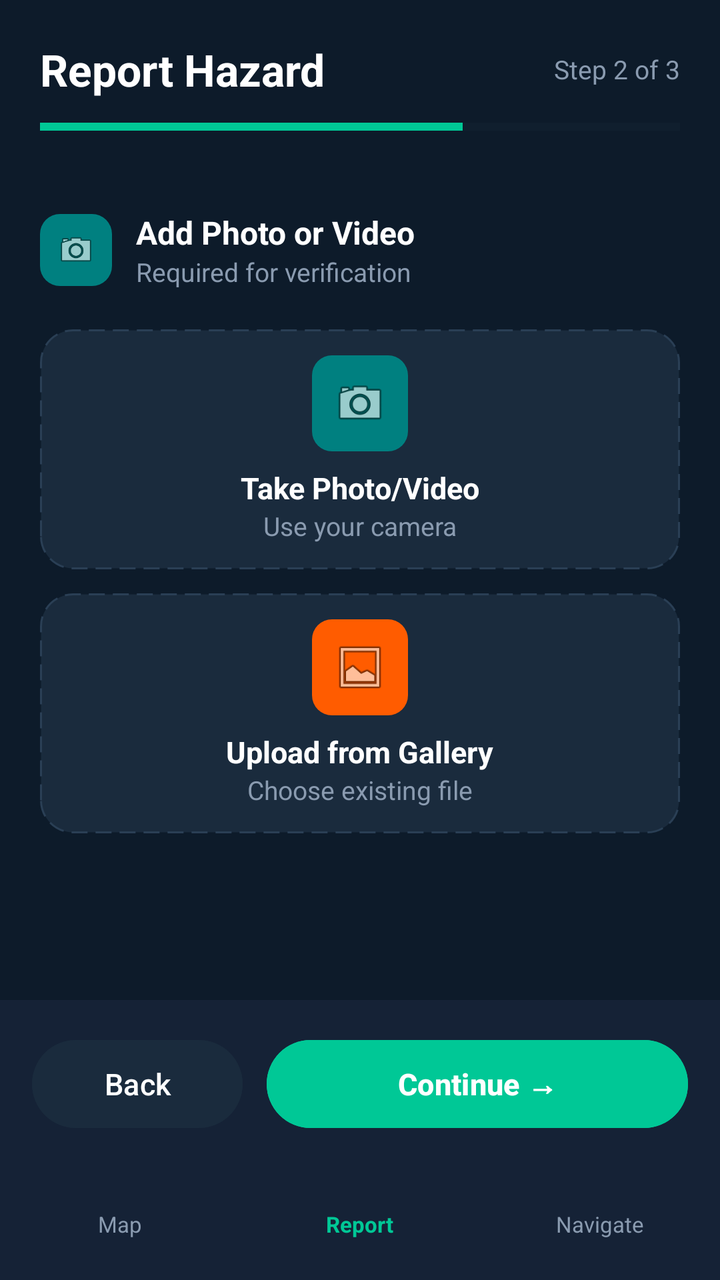
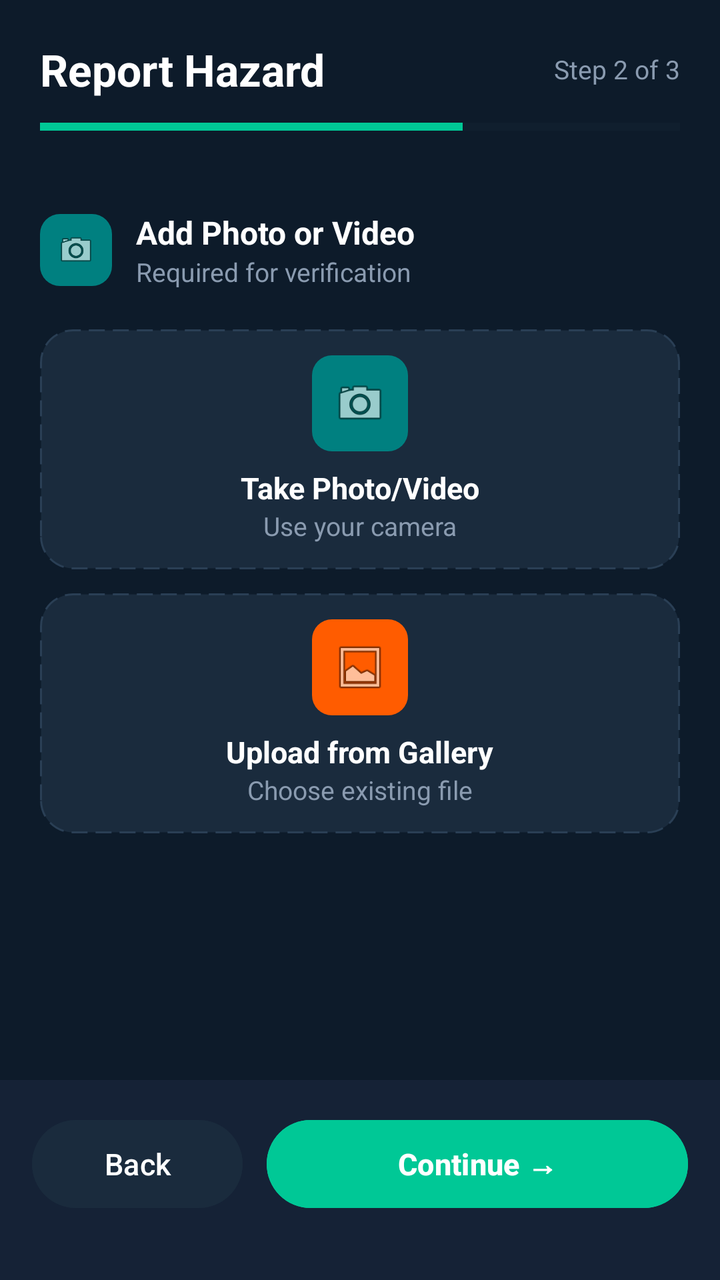

An Android layout rendered at two revisions. The XML below is the earlier revision; the diff shows what the commit changed to produce the second picture.
<!-- AndroidManifest.xml: application theme Theme.RouteGuard -->
<!-- res/layout/fragment_report_step2.xml -->
<?xml version="1.0" encoding="utf-8"?>
<androidx.constraintlayout.widget.ConstraintLayout
    xmlns:android="http://schemas.android.com/apk/res/android"
    xmlns:app="http://schemas.android.com/apk/res-auto"
    android:layout_width="match_parent"
    android:layout_height="match_parent"
    android:background="@color/bg_primary">

    
    <LinearLayout
        android:id="@+id/header"
        android:layout_width="match_parent"
        android:layout_height="wrap_content"
        android:orientation="vertical"
        android:padding="20dp"
        app:layout_constraintTop_toTopOf="parent">

        <LinearLayout
            android:layout_width="match_parent"
            android:layout_height="wrap_content"
            android:orientation="horizontal"
            android:gravity="center_vertical"
            android:layout_marginBottom="12dp">

            <TextView
                android:layout_width="0dp"
                android:layout_height="wrap_content"
                android:layout_weight="1"
                android:text="@string/report_hazard"
                android:textColor="@color/text_primary"
                android:textSize="22sp"
                android:textStyle="bold" />

            <TextView
                android:layout_width="wrap_content"
                android:layout_height="wrap_content"
                android:text="@string/step_2_of_3"
                android:textColor="@color/text_secondary"
                android:textSize="13sp" />
        </LinearLayout>

        <ProgressBar
            style="@style/Widget.AppCompat.ProgressBar.Horizontal"
            android:layout_width="match_parent"
            android:layout_height="4dp"
            android:progress="66"
            android:progressTint="@color/accent_teal"
            android:progressBackgroundTint="@color/bg_card" />
    </LinearLayout>

    
    <LinearLayout
        android:id="@+id/content"
        android:layout_width="match_parent"
        android:layout_height="0dp"
        android:orientation="vertical"
        android:padding="20dp"
        app:layout_constraintTop_toBottomOf="@id/header"
        app:layout_constraintBottom_toTopOf="@id/bottomActions">

        
        <LinearLayout
            android:layout_width="match_parent"
            android:layout_height="wrap_content"
            android:orientation="horizontal"
            android:gravity="center_vertical"
            android:layout_marginBottom="20dp">

            <ImageView
                android:layout_width="36dp"
                android:layout_height="36dp"
                android:src="@android:drawable/ic_menu_camera"
                android:background="@drawable/bg_icon_teal"
                android:padding="8dp"
                android:layout_marginEnd="12dp" />

            <LinearLayout
                android:layout_width="wrap_content"
                android:layout_height="wrap_content"
                android:orientation="vertical">

                <TextView
                    android:layout_width="wrap_content"
                    android:layout_height="wrap_content"
                    android:text="@string/add_media"
                    android:textColor="@color/text_primary"
                    android:textSize="16sp"
                    android:textStyle="bold" />

                <TextView
                    android:layout_width="wrap_content"
                    android:layout_height="wrap_content"
                    android:text="@string/required_for_verification"
                    android:textColor="@color/text_secondary"
                    android:textSize="13sp" />
            </LinearLayout>
        </LinearLayout>

        
        <LinearLayout
            android:id="@+id/btnTakePhoto"
            android:layout_width="match_parent"
            android:layout_height="120dp"
            android:orientation="vertical"
            android:gravity="center"
            android:background="@drawable/bg_dashed_card"
            android:layout_marginBottom="12dp">

            <ImageView
                android:layout_width="48dp"
                android:layout_height="48dp"
                android:src="@android:drawable/ic_menu_camera"
                android:background="@drawable/bg_icon_teal"
                android:padding="10dp"
                android:layout_marginBottom="8dp" />

            <TextView
                android:layout_width="wrap_content"
                android:layout_height="wrap_content"
                android:text="@string/take_photo"
                android:textColor="@color/text_primary"
                android:textSize="15sp"
                android:textStyle="bold" />

            <TextView
                android:layout_width="wrap_content"
                android:layout_height="wrap_content"
                android:text="@string/use_camera"
                android:textColor="@color/text_secondary"
                android:textSize="13sp" />
        </LinearLayout>

        
        <LinearLayout
            android:id="@+id/btnUploadGallery"
            android:layout_width="match_parent"
            android:layout_height="120dp"
            android:orientation="vertical"
            android:gravity="center"
            android:background="@drawable/bg_dashed_card">

            <ImageView
                android:layout_width="48dp"
                android:layout_height="48dp"
                android:src="@android:drawable/ic_menu_gallery"
                android:background="@drawable/bg_icon_orange"
                android:padding="10dp"
                android:layout_marginBottom="8dp" />

            <TextView
                android:layout_width="wrap_content"
                android:layout_height="wrap_content"
                android:text="@string/upload_gallery"
                android:textColor="@color/text_primary"
                android:textSize="15sp"
                android:textStyle="bold" />

            <TextView
                android:layout_width="wrap_content"
                android:layout_height="wrap_content"
                android:text="@string/choose_existing"
                android:textColor="@color/text_secondary"
                android:textSize="13sp" />
        </LinearLayout>

        
        <FrameLayout
            android:id="@+id/mediaPreviewContainer"
            android:layout_width="match_parent"
            android:layout_height="180dp"
            android:visibility="gone"
            android:layout_marginTop="12dp">

            <ImageView
                android:id="@+id/ivMediaPreview"
                android:layout_width="match_parent"
                android:layout_height="match_parent"
                android:scaleType="centerCrop"
                android:background="@drawable/bg_card_rounded" />

            <ImageView
                android:id="@+id/btnRemoveMedia"
                android:layout_width="32dp"
                android:layout_height="32dp"
                android:layout_gravity="top|end"
                android:layout_margin="8dp"
                android:src="@android:drawable/ic_delete"
                android:background="@drawable/bg_badge_red"
                android:padding="6dp" />

            <TextView
                android:layout_width="wrap_content"
                android:layout_height="wrap_content"
                android:layout_gravity="bottom|start"
                android:layout_margin="10dp"
                android:text="@string/media_uploaded_success"
                android:textColor="@color/accent_teal"
                android:textSize="13sp" />
        </FrameLayout>

    </LinearLayout>

    
    <LinearLayout
        android:id="@+id/bottomActions"
        android:layout_width="match_parent"
        android:layout_height="wrap_content"
        android:orientation="vertical"
        android:background="@color/bg_secondary"
        app:layout_constraintBottom_toBottomOf="parent">

        <LinearLayout
            android:layout_width="match_parent"
            android:layout_height="wrap_content"
            android:orientation="horizontal"
            android:padding="16dp">

            <Button
                android:id="@+id/btnBack"
                android:layout_width="0dp"
                android:layout_height="52dp"
                android:layout_weight="1"
                android:layout_marginEnd="12dp"
                android:text="@string/btn_back"
                android:textColor="@color/text_primary"
                android:textSize="15sp"
                android:backgroundTint="@color/bg_card"
                android:stateListAnimator="@null" />

            <Button
                android:id="@+id/btnContinue"
                android:layout_width="0dp"
                android:layout_height="52dp"
                android:layout_weight="2"
                android:text="@string/btn_continue"
                android:textColor="@color/text_primary"
                android:textSize="15sp"
                android:textStyle="bold"
                android:backgroundTint="@color/accent_teal"
                android:stateListAnimator="@null" />
        </LinearLayout>

        
        <LinearLayout
            android:layout_width="match_parent"
            android:layout_height="56dp"
            android:orientation="horizontal"
            android:gravity="center">

            <LinearLayout
                android:layout_width="0dp"
                android:layout_height="match_parent"
                android:layout_weight="1"
                android:orientation="vertical"
                android:gravity="center">
                <TextView
                    android:layout_width="wrap_content"
                    android:layout_height="wrap_content"
                    android:text="@string/nav_map"
                    android:textColor="@color/text_secondary"
                    android:textSize="11sp" />
            </LinearLayout>

            <LinearLayout
                android:layout_width="0dp"
                android:layout_height="match_parent"
                android:layout_weight="1"
                android:orientation="vertical"
                android:gravity="center">
                <TextView
                    android:layout_width="wrap_content"
                    android:layout_height="wrap_content"
                    android:text="@string/nav_report"
                    android:textColor="@color/accent_teal"
                    android:textSize="11sp"
                    android:textStyle="bold" />
            </LinearLayout>

            <LinearLayout
                android:layout_width="0dp"
                android:layout_height="match_parent"
                android:layout_weight="1"
                android:orientation="vertical"
                android:gravity="center">
                <TextView
                    android:layout_width="wrap_content"
                    android:layout_height="wrap_content"
                    android:text="@string/nav_navigate"
                    android:textColor="@color/text_secondary"
                    android:textSize="11sp" />
            </LinearLayout>
        </LinearLayout>
    </LinearLayout>

</androidx.constraintlayout.widget.ConstraintLayout>
<!-- resources referenced by this layout -->
<resources>
  <color name="accent_teal">#00C896</color>
  <color name="bg_card">#1A2B3D</color>
  <color name="bg_primary">#0D1B2A</color>
  <color name="bg_secondary">#152236</color>
  <color name="text_primary">#FFFFFF</color>
  <color name="text_secondary">#8A9BB0</color>
  <!-- drawable bg_badge_red (drawable) -->
  <?xml version="1.0" encoding="utf-8"?>
  <shape xmlns:android="http://schemas.android.com/apk/res/android"
      android:shape="oval">
      <solid android:color="#FF4444" />
  </shape>
  <!-- drawable bg_card_rounded (drawable) -->
  <?xml version="1.0" encoding="utf-8"?>
  <shape xmlns:android="http://schemas.android.com/apk/res/android"
      android:shape="rectangle">
      <solid android:color="#1A2B3D" />
      <corners android:radius="12dp" />
  </shape>
  <!-- drawable bg_dashed_card (drawable) -->
  <?xml version="1.0" encoding="utf-8"?>
  <shape xmlns:android="http://schemas.android.com/apk/res/android"
      android:shape="rectangle">
      <solid android:color="#1A2B3D" />
      <corners android:radius="16dp" />
      <stroke
          android:width="1dp"
          android:color="#2A3F55"
          android:dashWidth="8dp"
          android:dashGap="4dp" />
  </shape>
  <!-- drawable bg_icon_orange (drawable) -->
  <?xml version="1.0" encoding="utf-8"?>
  <shape xmlns:android="http://schemas.android.com/apk/res/android"
      android:shape="rectangle">
      <solid android:color="#FF5C00" />
      <corners android:radius="10dp" />
  </shape>
  <!-- drawable bg_icon_teal (drawable) -->
  <?xml version="1.0" encoding="utf-8"?>
  <shape xmlns:android="http://schemas.android.com/apk/res/android"
      android:shape="rectangle">
      <solid android:color="#008080" />  
      <corners android:radius="10dp" />
  </shape>
  <string name="add_media">Add Photo or Video</string>
  <string name="btn_back">Back</string>
  <string name="btn_continue">Continue →</string>
  <string name="choose_existing">Choose existing file</string>
  <string name="media_uploaded_success">✓ Media uploaded successfully</string>
  <string name="nav_map">Map</string>
  <string name="nav_navigate">Navigate</string>
  <string name="nav_report">Report</string>
  <string name="report_hazard">Report Hazard</string>
  <string name="required_for_verification">Required for verification</string>
  <string name="step_2_of_3">Step 2 of 3</string>
  <string name="take_photo">Take Photo/Video</string>
  <string name="upload_gallery">Upload from Gallery</string>
  <string name="use_camera">Use your camera</string>
  <style name="Theme.RouteGuard" parent="Base.Theme.RouteGuard" />
  <style name="Base.Theme.RouteGuard" parent="Theme.Material3.DayNight.NoActionBar">
          
          
      </style>
</resources>

<!-- the commit's change to res/layout/fragment_report_step2.xml (unified diff, before → after) -->
@@ -49,156 +49,161 @@
     </LinearLayout>
 
     
-    <LinearLayout
-        android:id="@+id/content"
+    <ScrollView
         android:layout_width="match_parent"
         android:layout_height="0dp"
-        android:orientation="vertical"
-        android:padding="20dp"
         app:layout_constraintTop_toBottomOf="@id/header"
         app:layout_constraintBottom_toTopOf="@id/bottomActions">
 
-        
         <LinearLayout
+            android:id="@+id/content"
             android:layout_width="match_parent"
             android:layout_height="wrap_content"
-            android:orientation="horizontal"
-            android:gravity="center_vertical"
-            android:layout_marginBottom="20dp">
-
-            <ImageView
-                android:layout_width="36dp"
-                android:layout_height="36dp"
-                android:src="@android:drawable/ic_menu_camera"
-                android:background="@drawable/bg_icon_teal"
-                android:padding="8dp"
-                android:layout_marginEnd="12dp" />
-
+            android:orientation="vertical"
+            android:padding="20dp">
+
+            
             <LinearLayout
-                android:layout_width="wrap_content"
+                android:layout_width="match_parent"
                 android:layout_height="wrap_content"
-                android:orientation="vertical">
-
-                <TextView
-                    android:layout_width="wrap_content"
-                    android:layout_height="wrap_content"
-                    android:text="@string/add_media"
+                android:orientation="horizontal"
+                android:gravity="center_vertical"
+                android:layout_marginBottom="20dp">
+
+                <ImageView
+                    android:layout_width="36dp"
+                    android:layout_height="36dp"
+                    android:src="@android:drawable/ic_menu_camera"
+                    android:background="@drawable/bg_icon_teal"
+                    android:padding="8dp"
+                    android:layout_marginEnd="12dp" />
+
+                <LinearLayout
+                    android:layout_width="wrap_content"
+                    android:layout_height="wrap_content"
+                    android:orientation="vertical">
+
+                    <TextView
+                        android:layout_width="wrap_content"
+                        android:layout_height="wrap_content"
+                        android:text="@string/add_media"
+                        android:textColor="@color/text_primary"
+                        android:textSize="16sp"
+                        android:textStyle="bold" />
+
+                    <TextView
+                        android:layout_width="wrap_content"
+                        android:layout_height="wrap_content"
+                        android:text="@string/required_for_verification"
+                        android:textColor="@color/text_secondary"
+                        android:textSize="13sp" />
+                </LinearLayout>
+            </LinearLayout>
+
+            
+            <LinearLayout
+                android:id="@+id/btnTakePhoto"
+                android:layout_width="match_parent"
+                android:layout_height="120dp"
+                android:orientation="vertical"
+                android:gravity="center"
+                android:background="@drawable/bg_dashed_card"
+                android:layout_marginBottom="12dp">
+
+                <ImageView
+                    android:layout_width="48dp"
+                    android:layout_height="48dp"
+                    android:src="@android:drawable/ic_menu_camera"
+                    android:background="@drawable/bg_icon_teal"
+                    android:padding="10dp"
+                    android:layout_marginBottom="8dp" />
+
+                <TextView
+                    android:layout_width="wrap_content"
+                    android:layout_height="wrap_content"
+                    android:text="@string/take_photo"
                     android:textColor="@color/text_primary"
-                    android:textSize="16sp"
+                    android:textSize="15sp"
                     android:textStyle="bold" />
 
                 <TextView
                     android:layout_width="wrap_content"
                     android:layout_height="wrap_content"
-                    android:text="@string/required_for_verification"
+                    android:text="@string/use_camera"
                     android:textColor="@color/text_secondary"
                     android:textSize="13sp" />
             </LinearLayout>
+
+            
+            <LinearLayout
+                android:id="@+id/btnUploadGallery"
+                android:layout_width="match_parent"
+                android:layout_height="120dp"
+                android:orientation="vertical"
+                android:gravity="center"
+                android:background="@drawable/bg_dashed_card">
+
+                <ImageView
+                    android:layout_width="48dp"
+                    android:layout_height="48dp"
+                    android:src="@android:drawable/ic_menu_gallery"
+                    android:background="@drawable/bg_icon_orange"
+                    android:padding="10dp"
+                    android:layout_marginBottom="8dp" />
+
+                <TextView
+                    android:layout_width="wrap_content"
+                    android:layout_height="wrap_content"
+                    android:text="@string/upload_gallery"
+                    android:textColor="@color/text_primary"
+                    android:textSize="15sp"
+                    android:textStyle="bold" />
+
+                <TextView
+                    android:layout_width="wrap_content"
+                    android:layout_height="wrap_content"
+                    android:text="@string/choose_existing"
+                    android:textColor="@color/text_secondary"
+                    android:textSize="13sp" />
+            </LinearLayout>
+
+            
+            <FrameLayout
+                android:id="@+id/mediaPreviewContainer"
+                android:layout_width="match_parent"
+                android:layout_height="180dp"
+                android:visibility="gone"
+                android:layout_marginTop="12dp">
+
+                <ImageView
+                    android:id="@+id/ivMediaPreview"
+                    android:layout_width="match_parent"
+                    android:layout_height="match_parent"
+                    android:scaleType="centerCrop"
+                    android:background="@drawable/bg_card_rounded" />
+
+                <ImageView
+                    android:id="@+id/btnRemoveMedia"
+                    android:layout_width="32dp"
+                    android:layout_height="32dp"
+                    android:layout_gravity="top|end"
+                    android:layout_margin="8dp"
+                    android:src="@android:drawable/ic_delete"
+                    android:background="@drawable/bg_badge_red"
+                    android:padding="6dp" />
+
+                <TextView
+                    android:layout_width="wrap_content"
+                    android:layout_height="wrap_content"
+                    android:layout_gravity="bottom|start"
+                    android:layout_margin="10dp"
+                    android:text="@string/media_uploaded_success"
+                    android:textColor="@color/accent_teal"
+                    android:textSize="13sp" />
+            </FrameLayout>
+
         </LinearLayout>
-
-        
-        <LinearLayout
-            android:id="@+id/btnTakePhoto"
-            android:layout_width="match_parent"
-            android:layout_height="120dp"
-            android:orientation="vertical"
-            android:gravity="center"
-            android:background="@drawable/bg_dashed_card"
-            android:layout_marginBottom="12dp">
-
-            <ImageView
-                android:layout_width="48dp"
-                android:layout_height="48dp"
-                android:src="@android:drawable/ic_menu_camera"
-                android:background="@drawable/bg_icon_teal"
-                android:padding="10dp"
-                android:layout_marginBottom="8dp" />
-
-            <TextView
-                android:layout_width="wrap_content"
-                android:layout_height="wrap_content"
-                android:text="@string/take_photo"
-                android:textColor="@color/text_primary"
-                android:textSize="15sp"
-                android:textStyle="bold" />
-
-            <TextView
-                android:layout_width="wrap_content"
-                android:layout_height="wrap_content"
-                android:text="@string/use_camera"
-                android:textColor="@color/text_secondary"
-                android:textSize="13sp" />
-        </LinearLayout>
-
-        
-        <LinearLayout
-            android:id="@+id/btnUploadGallery"
-            android:layout_width="match_parent"
-            android:layout_height="120dp"
-            android:orientation="vertical"
-            android:gravity="center"
-            android:background="@drawable/bg_dashed_card">
-
-            <ImageView
-                android:layout_width="48dp"
-                android:layout_height="48dp"
-                android:src="@android:drawable/ic_menu_gallery"
-                android:background="@drawable/bg_icon_orange"
-                android:padding="10dp"
-                android:layout_marginBottom="8dp" />
-
-            <TextView
-                android:layout_width="wrap_content"
-                android:layout_height="wrap_content"
-                android:text="@string/upload_gallery"
-                android:textColor="@color/text_primary"
-                android:textSize="15sp"
-                android:textStyle="bold" />
-
-            <TextView
-                android:layout_width="wrap_content"
-                android:layout_height="wrap_content"
-                android:text="@string/choose_existing"
-                android:textColor="@color/text_secondary"
-                android:textSize="13sp" />
-        </LinearLayout>
-
-        
-        <FrameLayout
-            android:id="@+id/mediaPreviewContainer"
-            android:layout_width="match_parent"
-            android:layout_height="180dp"
-            android:visibility="gone"
-            android:layout_marginTop="12dp">
-
-            <ImageView
-                android:id="@+id/ivMediaPreview"
-                android:layout_width="match_parent"
-                android:layout_height="match_parent"
-                android:scaleType="centerCrop"
-                android:background="@drawable/bg_card_rounded" />
-
-            <ImageView
-                android:id="@+id/btnRemoveMedia"
-                android:layout_width="32dp"
-                android:layout_height="32dp"
-                android:layout_gravity="top|end"
-                android:layout_margin="8dp"
-                android:src="@android:drawable/ic_delete"
-                android:background="@drawable/bg_badge_red"
-                android:padding="6dp" />
-
-            <TextView
-                android:layout_width="wrap_content"
-                android:layout_height="wrap_content"
-                android:layout_gravity="bottom|start"
-                android:layout_margin="10dp"
-                android:text="@string/media_uploaded_success"
-                android:textColor="@color/accent_teal"
-                android:textSize="13sp" />
-        </FrameLayout>
-
-    </LinearLayout>
+    </ScrollView>
 
     
     <LinearLayout
@@ -207,6 +212,7 @@
         android:layout_height="wrap_content"
         android:orientation="vertical"
         android:background="@color/bg_secondary"
+        android:paddingBottom="16dp"
         app:layout_constraintBottom_toBottomOf="parent">
 
         <LinearLayout
@@ -239,57 +245,5 @@
                 android:backgroundTint="@color/accent_teal"
                 android:stateListAnimator="@null" />
         </LinearLayout>
-
-        
-        <LinearLayout
-            android:layout_width="match_parent"
-            android:layout_height="56dp"
-            android:orientation="horizontal"
-            android:gravity="center">
-
-            <LinearLayout
-                android:layout_width="0dp"
-                android:layout_height="match_parent"
-                android:layout_weight="1"
-                android:orientation="vertical"
-                android:gravity="center">
-                <TextView
-                    android:layout_width="wrap_content"
-                    android:layout_height="wrap_content"
-                    android:text="@string/nav_map"
-                    android:textColor="@color/text_secondary"
-                    android:textSize="11sp" />
-            </LinearLayout>
-
-            <LinearLayout
-                android:layout_width="0dp"
-                android:layout_height="match_parent"
-                android:layout_weight="1"
-                android:orientation="vertical"
-                android:gravity="center">
-                <TextView
-                    android:layout_width="wrap_content"
-                    android:layout_height="wrap_content"
-                    android:text="@string/nav_report"
-                    android:textColor="@color/accent_teal"
-                    android:textSize="11sp"
-                    android:textStyle="bold" />
-            </LinearLayout>
-
-            <LinearLayout
-                android:layout_width="0dp"
-                android:layout_height="match_parent"
-                android:layout_weight="1"
-                android:orientation="vertical"
-                android:gravity="center">
-                <TextView
-                    android:layout_width="wrap_content"
-                    android:layout_height="wrap_content"
-                    android:text="@string/nav_navigate"
-                    android:textColor="@color/text_secondary"
-                    android:textSize="11sp" />
-            </LinearLayout>
-        </LinearLayout>
     </LinearLayout>
-
 </androidx.constraintlayout.widget.ConstraintLayout>
<!-- resource entries referenced after the edit -->
@@ -50,19 +50,22 @@
   <string name="btn_continue">Continue →</string>
   <string name="choose_existing">Choose existing file</string>
   <string name="media_uploaded_success">✓ Media uploaded successfully</string>
-  <string name="nav_map">Map</string>
-  <string name="nav_navigate">Navigate</string>
-  <string name="nav_report">Report</string>
   <string name="report_hazard">Report Hazard</string>
   <string name="required_for_verification">Required for verification</string>
   <string name="step_2_of_3">Step 2 of 3</string>
   <string name="take_photo">Take Photo/Video</string>
   <string name="upload_gallery">Upload from Gallery</string>
   <string name="use_camera">Use your camera</string>
-  <style name="Theme.RouteGuard" parent="Base.Theme.RouteGuard" />
+  <style name="Theme.RouteGuard" parent="Base.Theme.RouteGuard">
+          <item name="actionOverflowMenuStyle">@style/CustomPopupMenu</item>
+      </style>
   <style name="Base.Theme.RouteGuard" parent="Theme.Material3.DayNight.NoActionBar">
           
           
       </style>
+  <style name="CustomPopupMenu" parent="Widget.AppCompat.PopupMenu">
+          <item name="android:itemBackground">@color/bg_card</item>
+          <item name="android:textColorPrimary">@color/text_primary</item>
+      </style>
 </resources>
 
